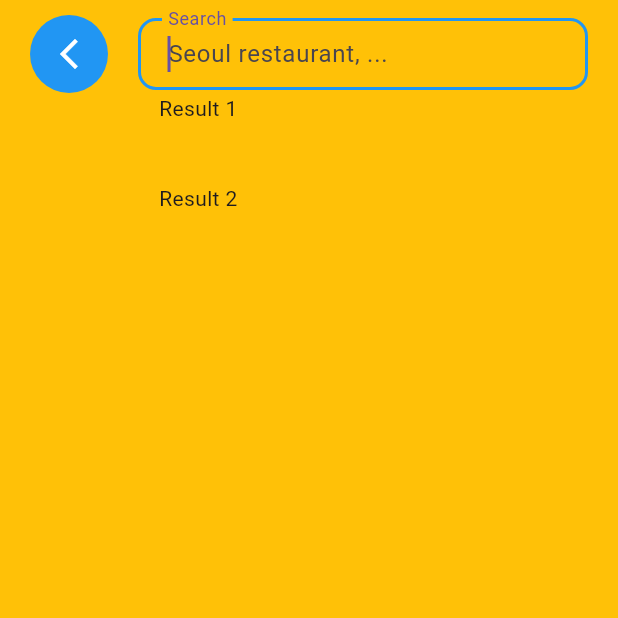
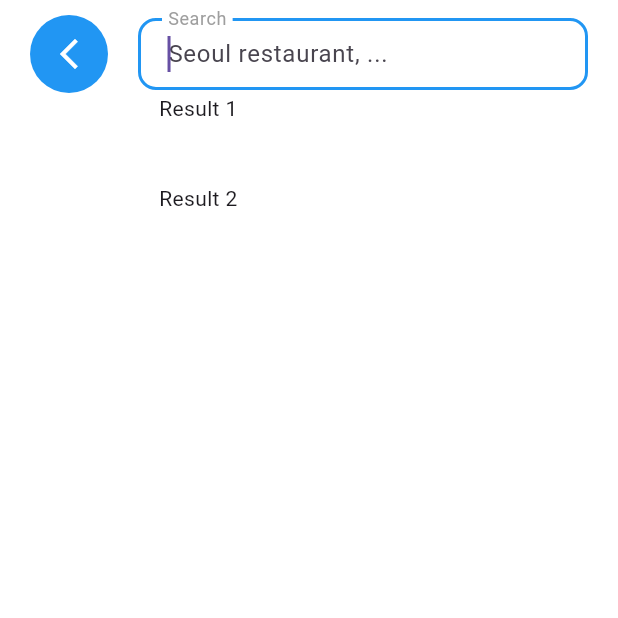
Before and after one commit to fredierer/supermapper_app, a Flutter app: the SearchScreen screen opened directly, on a phone screen of 412 x 824 dp, the top half of it. Run offline on Flutter 3.47's test engine with Material 3 defaults, Android fonts, the phone set to English and light mode, and no system bars; our stand-ins replace flutter_map, latlong2.

Commit message:
rectif search text

```diff
--- a/lib/screens/search_screen.dart
+++ b/lib/screens/search_screen.dart
@@ -16,7 +16,7 @@ class _searchScreenState extends State<SearchScreen> {
   Widget build(BuildContext context) {
 
     return Scaffold(
-      backgroundColor: Colors.amber,
+      backgroundColor: Colors.white,
       extendBody: true,
       body: SafeArea(
         child: Padding(
--- a/lib/theme.dart
+++ b/lib/theme.dart
@@ -25,6 +25,8 @@ final appTheme = ThemeData(
       borderRadius: BorderRadius.circular(12),
       borderSide: const BorderSide(color: Colors.red, width: 2),  // ✅ Quand actif
     ),
+    labelStyle: TextStyle(color: Colors.grey),
+    floatingLabelStyle: const TextStyle(color: Colors.grey),
     contentPadding: const EdgeInsets.symmetric(horizontal: 16, vertical: 12),
   ),
 
```
